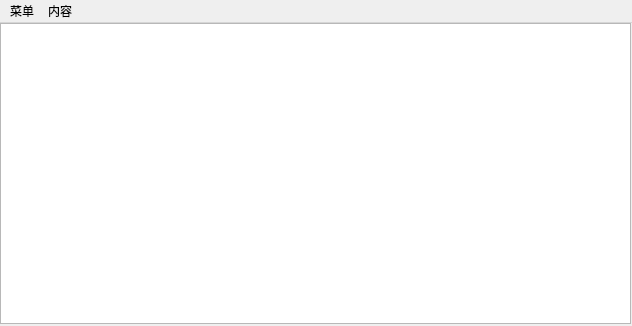
The window that MyPyQt5LearnExamples/TableUiOpt/TableUi.ui (blastLittleTiger/PythonModuleNotes) describes before a commit, drawn with Qt 5.
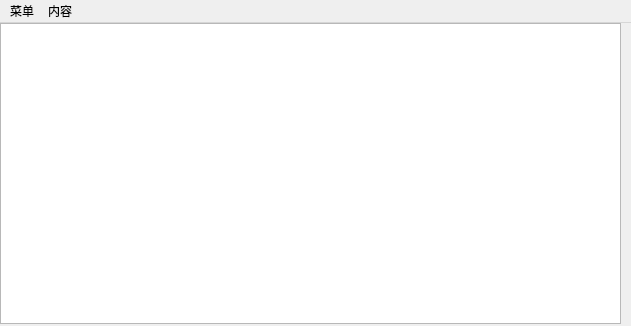
The same window after the commit. Icons and pictures are not drawn.

Commit message:
取消了布局，解决了位置的问题，解决了一次插入多个cell的问题
取消了布局，解决了位置的问题，解决了一次插入多个cell的问题

```diff
--- a/MyPyQt5LearnExamples/TableUiOpt/TableUi.ui
+++ b/MyPyQt5LearnExamples/TableUiOpt/TableUi.ui
@@ -6,7 +6,7 @@
    <rect>
     <x>0</x>
     <y>0</y>
-    <width>632</width>
+    <width>631</width>
     <height>326</height>
    </rect>
   </property>
@@ -40,7 +40,7 @@
      <rect>
       <x>0</x>
       <y>0</y>
-      <width>631</width>
+      <width>621</width>
       <height>301</height>
      </rect>
     </property>
@@ -54,7 +54,7 @@
     <rect>
      <x>0</x>
      <y>0</y>
-     <width>632</width>
+     <width>631</width>
      <height>23</height>
     </rect>
    </property>
```
The commit also changes 4 other files.
